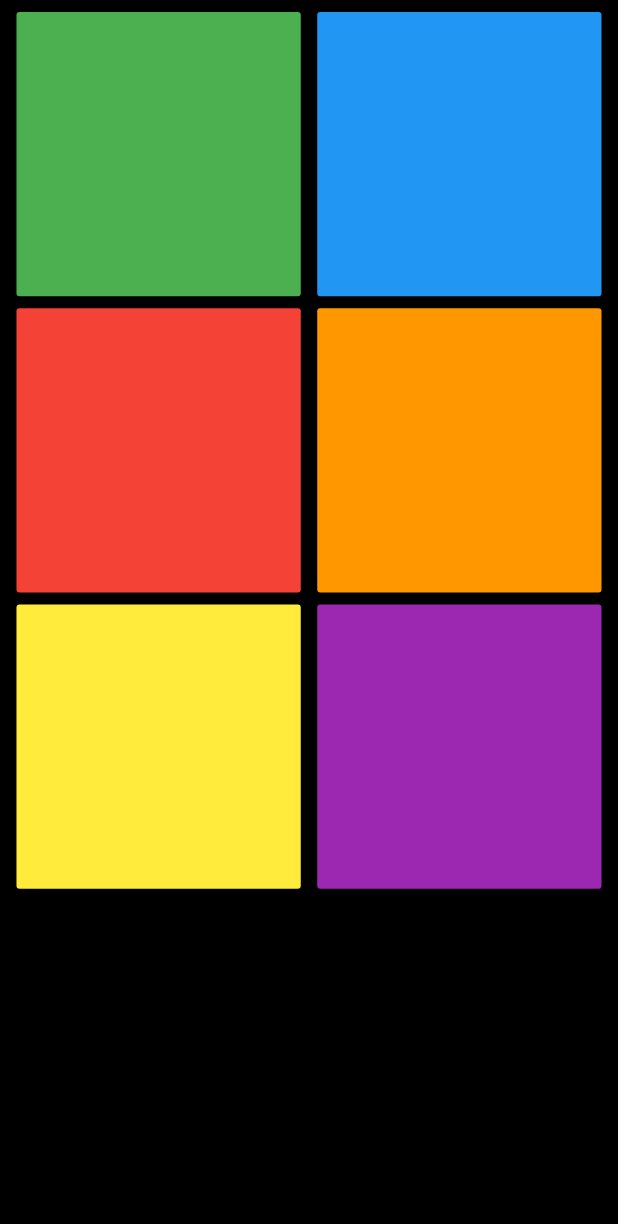
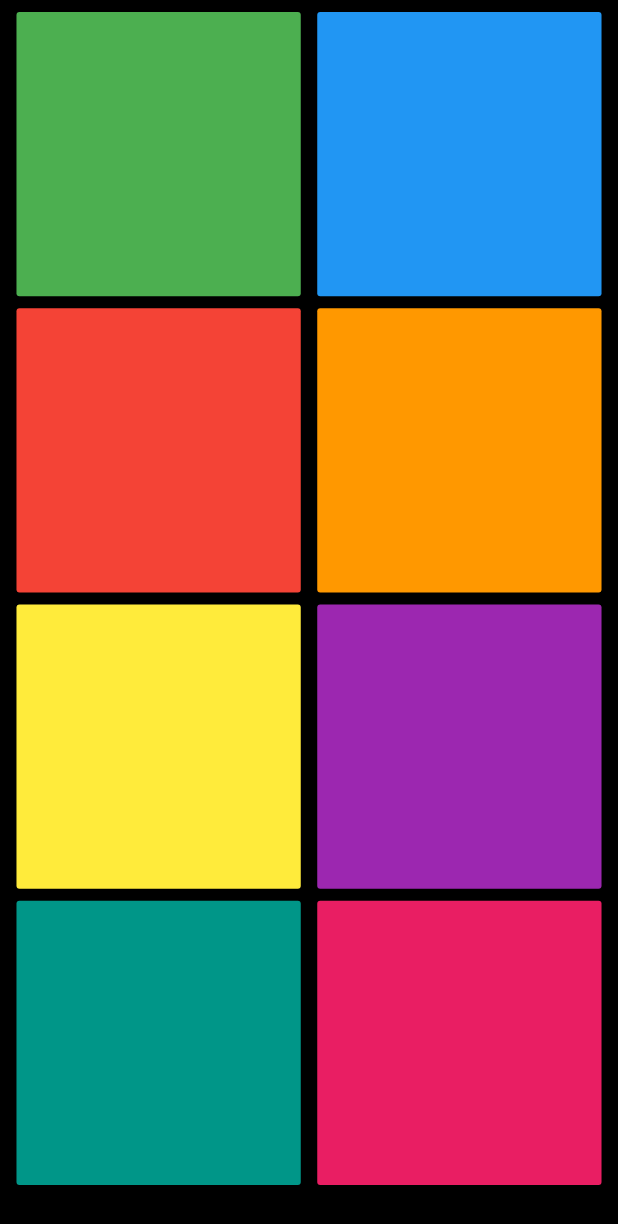
Before and after one commit to shubhaam13/Xylophone-App, a Flutter app: the screen it shows after launch, on a phone screen of 412 x 824 dp. Shown: the top 1224 px of the screen. Run offline on Flutter 3.47's test engine with Material 2 defaults, Android fonts, the light colour scheme and no system bars; our stand-ins replace audioplayers.

Commit message:
Finished UI

```diff
--- a/lib/Pages/home.dart
+++ b/lib/Pages/home.dart
@@ -116,7 +116,41 @@ class HomePage extends StatelessWidget {
                     ),
                   ],
                 ),
-
+                Row(
+                  mainAxisAlignment: MainAxisAlignment.spaceEvenly,
+                  children: <Widget>[
+                    Container(
+                      child: Container(
+                        width: MediaQuery.of(context).size.width*0.46,
+                        height: MediaQuery.of(context).size.height*0.23,
+                        margin: EdgeInsets.only(top: 8),
+                        child: FlatButton(
+                          child: null,
+                          color: Colors.teal,
+                          onPressed: () {
+                            final player = AudioCache();
+                            player.play('note7.wav');
+                          },
+                        ),
+                      ),
+                    ),
+                    Container(
+                      child: Container(
+                        width: MediaQuery.of(context).size.width*0.46,
+                        height: MediaQuery.of(context).size.height*0.23,
+                        margin: EdgeInsets.only(top: 8),
+                        child: FlatButton(
+                          child: null,
+                          color: Colors.pink,
+                          onPressed: () {
+                            final player = AudioCache();
+                            player.play('note2.wav');
+                          },
+                        ),
+                      ),
+                    ),
+                  ],
+                ),
               ],
             ),
           ),
```
